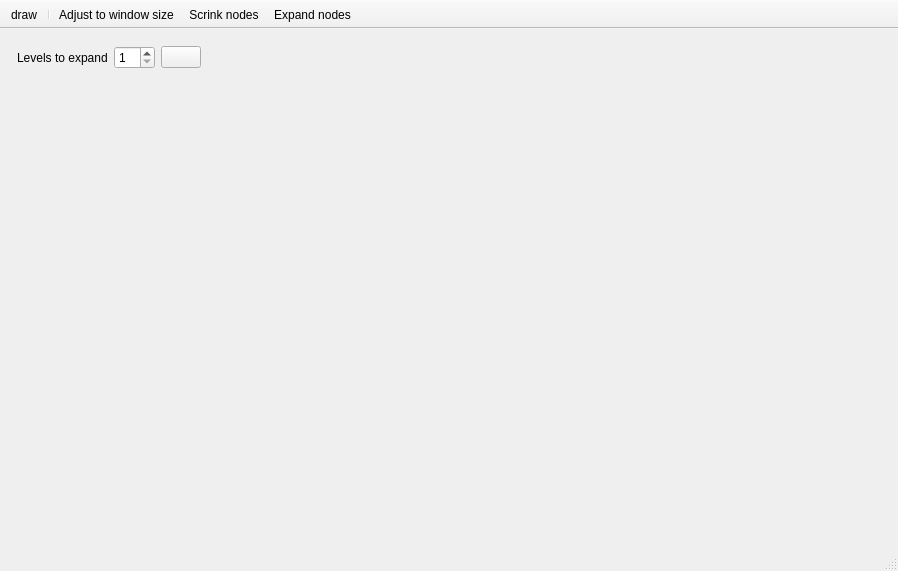
This is src/GridCal/Gui/BusViewer/gui.ui in SanPen/GridCal as Qt 5 draws it before an edit. The edited form follows.
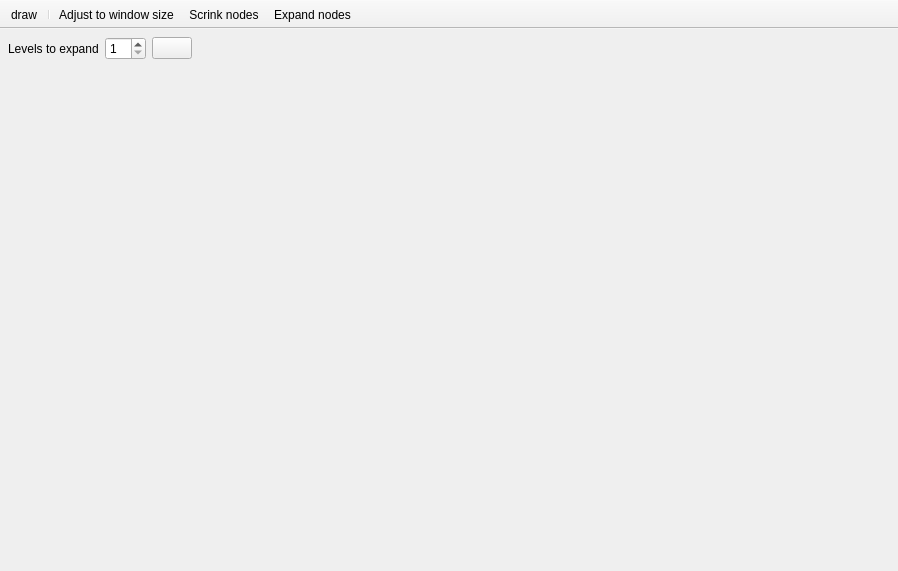
This is the edited form. Icons and pictures are not drawn.

```diff
--- a/src/GridCal/Gui/BusViewer/gui.ui
+++ b/src/GridCal/Gui/BusViewer/gui.ui
@@ -13,8 +13,26 @@
   <property name="windowTitle">
    <string>MainWindow</string>
   </property>
+  <property name="toolButtonStyle">
+   <enum>Qt::ToolButtonIconOnly</enum>
+  </property>
+  <property name="unifiedTitleAndToolBarOnMac">
+   <bool>false</bool>
+  </property>
   <widget class="QWidget" name="centralwidget">
    <layout class="QVBoxLayout" name="verticalLayout">
+    <property name="leftMargin">
+     <number>0</number>
+    </property>
+    <property name="topMargin">
+     <number>0</number>
+    </property>
+    <property name="rightMargin">
+     <number>0</number>
+    </property>
+    <property name="bottomMargin">
+     <number>0</number>
+    </property>
     <item>
      <widget class="QFrame" name="toolsFrame">
       <property name="maximumSize">
@@ -122,7 +140,6 @@
     </item>
    </layout>
   </widget>
-  <widget class="QStatusBar" name="statusbar"/>
   <widget class="QToolBar" name="toolBar">
    <property name="windowTitle">
     <string>toolBar</string>
```
Left out of the diff: 3 changed lines with no effect on the pictures.
